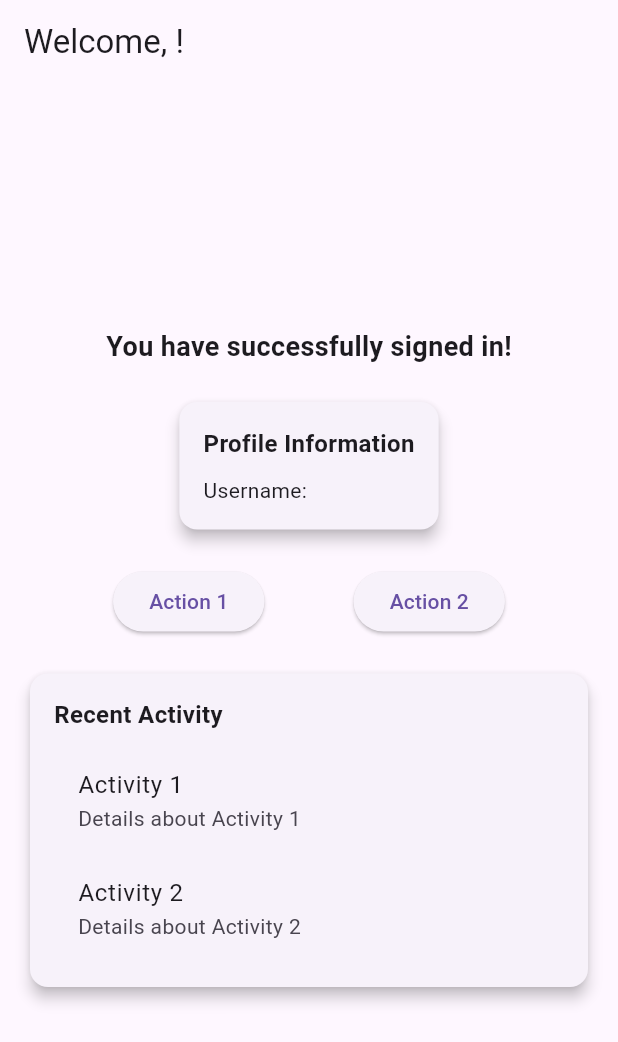
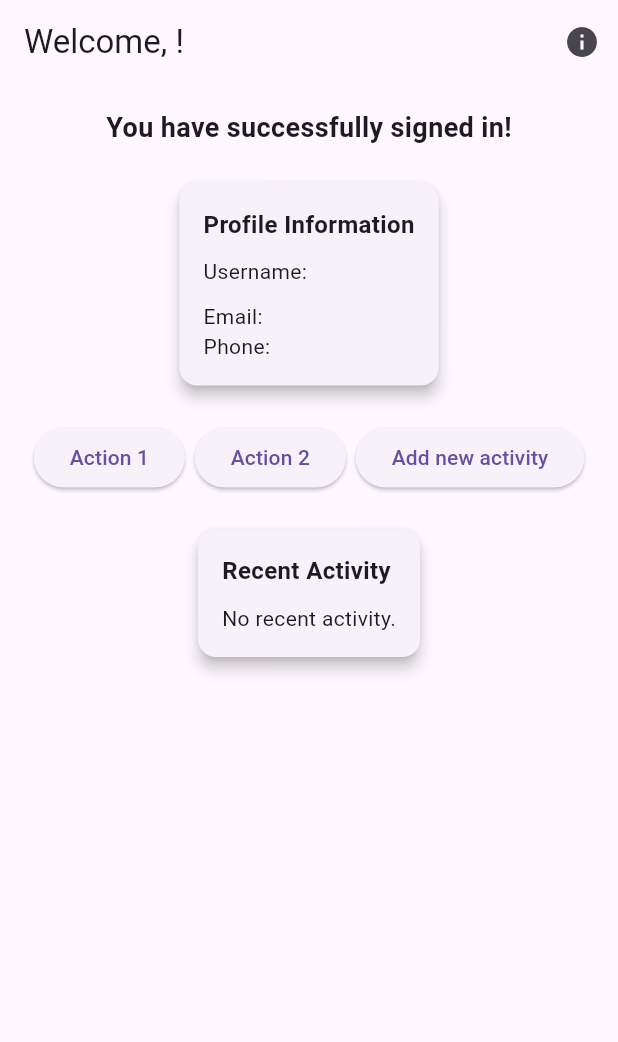
Before and after one commit to ralphses/flutter_class_3, a Flutter app: the DashboardPage screen opened directly with empty values, on a phone screen of 412 x 824 dp. Shown: the top 1042 px of the screen. Run offline on Flutter 3.47's test engine with Material 3 defaults, Android fonts, the phone set to English and light mode, and no system bars; network calls fail.

Commit message:
added more pages

```diff
--- /dev/null
+++ b/ModernLoginUI/lib/model/student.dart
@@ -0,0 +1,13 @@
+class Student {
+  String? username;
+  String? fullName;
+  String? email;
+  String? phone;
+
+  Student({
+    required String this.username,
+    required String this.fullName,
+    required String this.email,
+    required String this.phone,
+  });
+}
--- /dev/null
+++ b/ModernLoginUI/lib/model/studentActivity.dart
@@ -0,0 +1,10 @@
+class StudentActivity {
+  String? type;
+  String? title;
+  String? timestamp;
+
+  StudentActivity(
+      {required String this.type,
+      required String this.title,
+      required String this.timestamp});
+}
--- /dev/null
+++ b/ModernLoginUI/lib/model/userProfile.dart
@@ -0,0 +1,9 @@
+import 'package:modernlogintute/model/student.dart';
+import 'package:modernlogintute/model/studentActivity.dart';
+
+class UserProfile {
+  Student? student;
+  List<StudentActivity>? activities;
+
+  UserProfile({required Student this.student, required List<StudentActivity> this.activities});
+}
--- a/ModernLoginUI/lib/pages/dashboard_page.dart
+++ b/ModernLoginUI/lib/pages/dashboard_page.dart
@@ -1,17 +1,38 @@
 import 'package:flutter/material.dart';
+import 'package:modernlogintute/model/studentActivity.dart';
+import 'package:modernlogintute/model/userProfile.dart';
+import 'package:modernlogintute/pages/add_activity.dart';
 
 class DashboardPage extends StatelessWidget {
-  final String username; // Assuming you pass the username from the login/signup page
+  final UserProfile profile;
 
-  const DashboardPage({Key? key, required this.username}) : super(key: key);
+  const DashboardPage({Key? key, required this.profile}) : super(key: key);
 
   @override
   Widget build(BuildContext context) {
+    List<StudentActivity>? activities = profile.activities;
+
     return Scaffold(
       appBar: AppBar(
-        title: Text('Welcome, $username!'),
+        title: Text('Welcome, ${profile.student?.fullName}!'),
+        actions: [
+          IconButton(
+            icon: Icon(Icons.info),
+            onPressed: () {
+              // Show an 'About' dialog
+              showAboutDialog(
+                context: context,
+                applicationName: 'Your App Name',
+                applicationVersion: '1.0.0',
+                applicationIcon: Icon(Icons.info),
+                applicationLegalese: '© ${DateTime.now().year} Your Company',
+              );
+            },
           ),
-      body: Padding(
+        ],
+      ),
+      body: SingleChildScrollView(
+        child: Padding(
           padding: const EdgeInsets.all(16.0),
           child: Column(
             mainAxisAlignment: MainAxisAlignment.center,
@@ -42,8 +63,12 @@ class DashboardPage extends StatelessWidget {
                         ),
                       ),
                       const SizedBox(height: 10),
-                    Text('Username: $username'),
+                      Text('Username: ${profile.student?.fullName}'),
                       // Add more user-related information
+                      const SizedBox(height: 10),
+                      Text('Email: ${profile.student?.email}'),
+                      Text('Phone: ${profile.student?.phone}'),
+                      // Add more details as needed
                     ],
                   ),
                 ),
@@ -66,37 +91,50 @@ class DashboardPage extends StatelessWidget {
                     },
                     child: const Text('Action 2'),
                   ),
+                  ElevatedButton(
+                    onPressed: () {
+                      // Navigate to the AddActivityPage
+                      Navigator.push(
+                        context,
+                        MaterialPageRoute(
+                          builder: (context) => const AddActivityPage(),
+                        ),
+                      );
+                    },
+                    child: const Text('Add new activity'),
+                  ),
                   // Add more buttons as needed
                 ],
               ),
               const SizedBox(height: 20),
 
               // Example 3: Recent Activity
-            const Card(
+              Card(
                 elevation: 4,
                 child: Padding(
-                padding: EdgeInsets.all(16.0),
+                  padding: const EdgeInsets.all(16.0),
                   child: Column(
                     crossAxisAlignment: CrossAxisAlignment.start,
                     children: [
-                    Text(
+                      const Text(
                         'Recent Activity',
                         style: TextStyle(
                           fontSize: 16,
                           fontWeight: FontWeight.bold,
                         ),
                       ),
-                    SizedBox(height: 10),
-                    // Add a list of recent activities
-                    ListTile(
-                      title: Text('Activity 1'),
-                      subtitle: Text('Details about Activity 1'),
+                      const SizedBox(height: 10),
+                      if (activities != null && activities.isNotEmpty)
+                        Column(
+                          children: activities.map((activity) {
+                            return ListTile(
+                              title: Text(activity.title ?? ''),
+                              subtitle: Text(activity.timestamp ?? ''),
+                            );
+                          }).toList(),
                         ),
-                    ListTile(
-                      title: Text('Activity 2'),
-                      subtitle: Text('Details about Activity 2'),
-                    ),
-                    // Add more list items as needed
+                      if (activities == null || activities.isEmpty)
+                        const Text('No recent activity.'),
                     ],
                   ),
                 ),
@@ -104,6 +142,7 @@ class DashboardPage extends StatelessWidget {
             ],
           ),
         ),
+      ),
     );
   }
 }
--- a/ModernLoginUI/pubspec.yaml
+++ b/ModernLoginUI/pubspec.yaml
@@ -37,6 +37,7 @@ dependencies:
   # Use with the CupertinoIcons class for iOS style icons.
   cupertino_icons: ^1.0.2
   http: ^1.2.0
+  intl: ^0.19.0
 
 dev_dependencies:
   flutter_test:
```
Also changed, not shown: ModernLoginUI/lib/pages/add_activity.dart (added, +164 -0 lines), ModernLoginUI/lib/pages/login_page.dart (+36 -5 lines), ModernLoginUI/pubspec.lock. Lines whose indentation alone changed are shown as unchanged.
